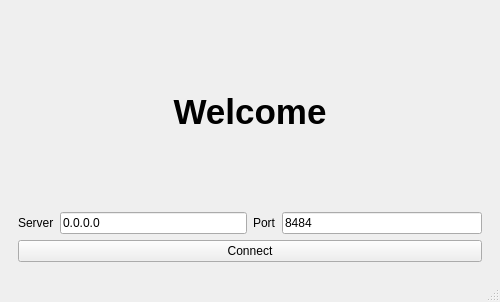
Old version of the form Server/mainwindow.ui in the repository Amirmahdi-AM/Plants-VS-Zombies.
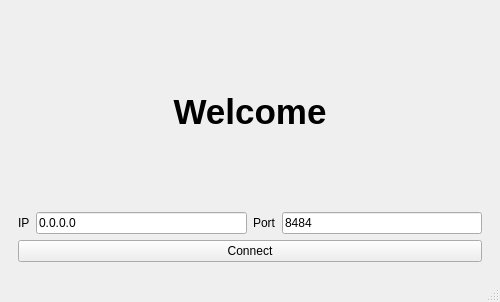
New version of the form.

Commit message: Add server page to the client project and fixing some bugs.

```diff
--- a/Server/mainwindow.ui
+++ b/Server/mainwindow.ui
@@ -36,7 +36,7 @@
             <item>
              <widget class="QLabel" name="serverLabel">
               <property name="text">
-               <string>Server</string>
+               <string>IP</string>
               </property>
              </widget>
             </item>
```
The commit also changes 4 other files.
